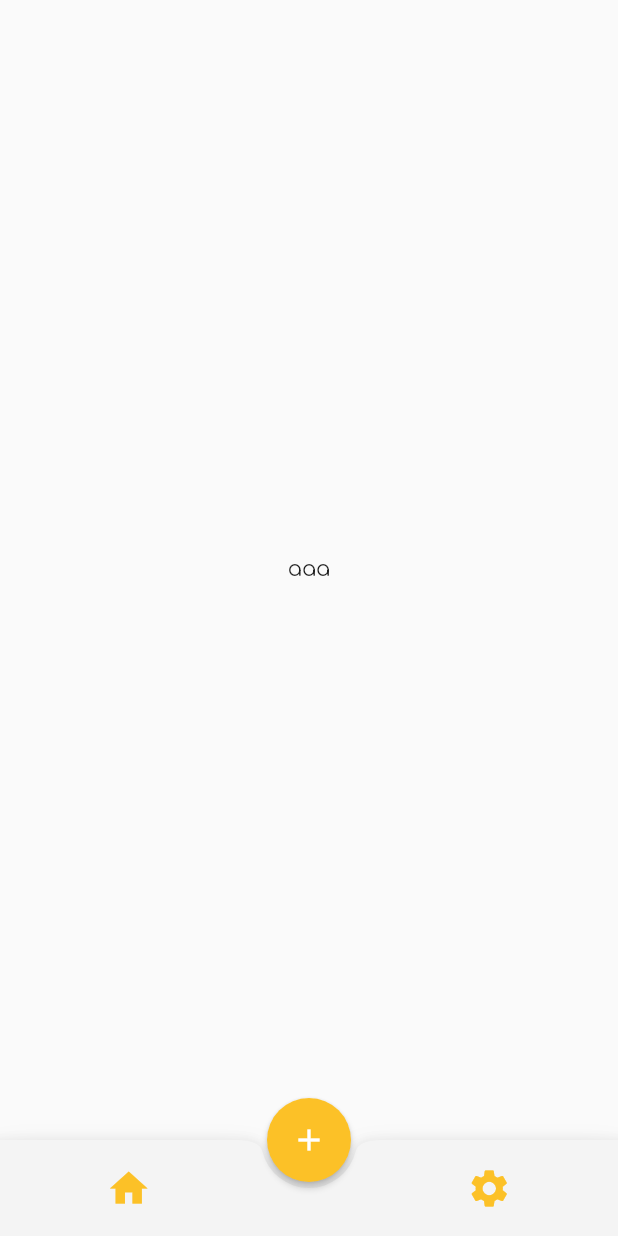
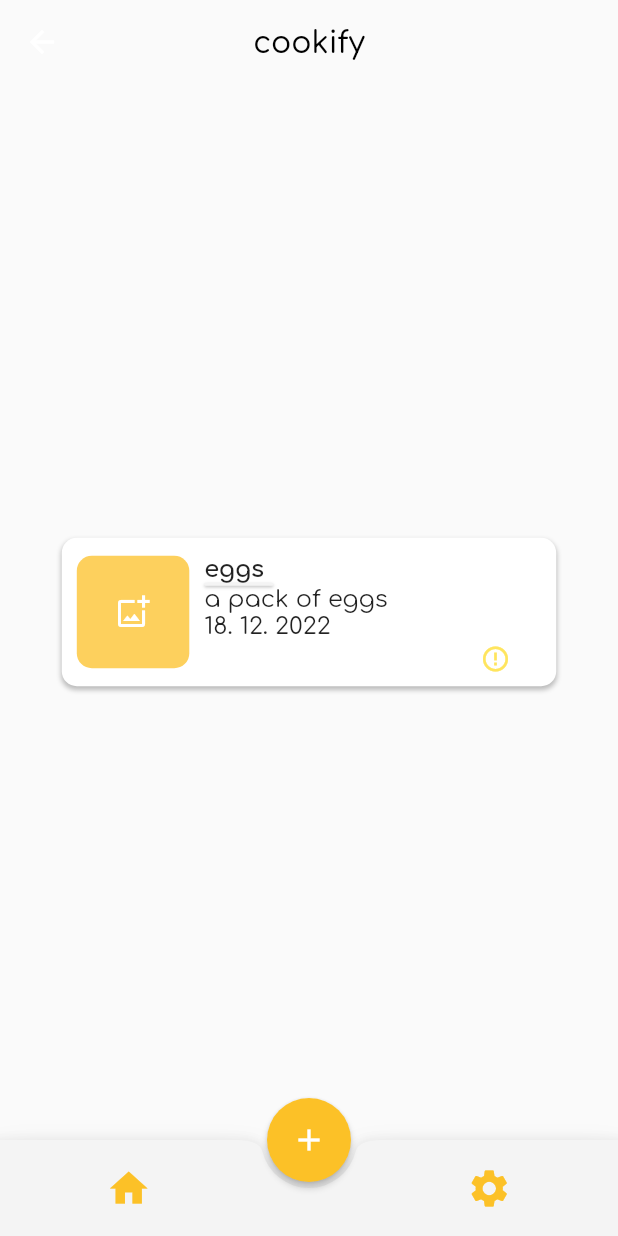
Before and after one commit to aeriotech/codeweek-app, a Flutter app: the HomeScreen screen opened by its route, on a phone screen of 412 x 824 dp. Run offline on Flutter 3.47's test engine with Material 2 defaults, Android fonts, the phone set to English and light mode, and no system bars; our stand-ins replace google_fonts.

Commit message:
Create item component

```diff
--- a/lib/screens/home.screen.dart
+++ b/lib/screens/home.screen.dart
@@ -1,4 +1,5 @@
 import 'package:cookify/widgets/cookify.scaffold.dart';
+import 'package:cookify/widgets/item.component.dart';
 import 'package:flutter/material.dart';
 
 class HomeScreen extends StatefulWidget {
@@ -15,7 +16,12 @@ class _HomeScreenState extends State<HomeScreen> {
   Widget build(BuildContext context) {
     return const CookifyScaffold(
       body: Center(
-        child: Text('aaa'),
+        child: ItemComponent(
+          name: 'eggs',
+          description: 'a pack of eggs',
+          expirationDate: '18. 12. 2022',
+          imageUrl: 'htps://cdn.discordapp.com/attachments/786236384837894146/888784957609242624/Salcjka.png'
+        )
       )
     );
   }
--- a/lib/utils/constants/colors.dart
+++ b/lib/utils/constants/colors.dart
@@ -2,5 +2,8 @@ import 'package:flutter/material.dart';
 
 class CookifyColors {
   static const Color yellow = Color(0xFFFCC127);
+  static const Color yellow2 = Color(0xFFFDD05D);
+  static const Color yellow3 = Color(0xFFFFE55E);
+  static const Color blue = Color(0xFF6AB8FF);
   static const Color navBg = Color(0xFFF4F4F4);
 }
--- a/lib/widgets/cookify.scaffold.dart
+++ b/lib/widgets/cookify.scaffold.dart
@@ -11,6 +11,13 @@ class CookifyScaffold extends StatelessWidget {
   Widget build(BuildContext context) {
     var width = MediaQuery.of(context).size.width;
     return Scaffold(
+      appBar: AppBar(
+        title: const Text('cookify', style: TextStyle(color: Colors.black,),),
+        centerTitle: true,
+        backgroundColor: Colors.transparent,
+        elevation: 0,
+        leading: null,
+      ),
       body: body,
       floatingActionButtonLocation: FloatingActionButtonLocation.centerDocked,
       floatingActionButton: FloatingActionButton(
--- /dev/null
+++ b/lib/widgets/item.component.dart
@@ -0,0 +1,136 @@
+import 'package:cookify/utils/constants/colors.dart';
+import 'package:cookify/widgets/seperator.widget.dart';
+import 'package:flutter/material.dart';
+
+class ItemComponent extends StatelessWidget {
+  const ItemComponent({Key? key,
+    required this.name,
+    required this.description,
+    required this.expirationDate,
+    required this.imageUrl,
+    this.itemCount,
+  })
+      : super(key: key);
+
+  final String name;
+  final String description;
+  final String expirationDate;
+  final String imageUrl;
+  final String? itemCount;
+
+  @override
+  Widget build(BuildContext context) {
+    var width = MediaQuery.of(context).size.width;
+    var height = MediaQuery.of(context).size.height;
+    return Container(
+      width: width * 0.8,
+      height: height * 0.12,
+      decoration: BoxDecoration(
+          color: Colors.white,
+          borderRadius: BorderRadius.circular(10.0),
+          boxShadow: [
+            BoxShadow(
+                offset: const Offset(0, 2.0),
+                blurRadius: 2.0,
+                color: Colors.black.withOpacity(0.25))
+          ]),
+      child: Row(
+        children: [
+          const SizedBox(
+            width: 10.0,
+          ),
+          SizedBox(
+            width: 75.0,
+            height: 75.0,
+            child: imageUrl.startsWith('http')
+                ? Image.network(imageUrl)
+                : Container(
+                    decoration: BoxDecoration(
+                      color: CookifyColors.yellow2,
+                      borderRadius: BorderRadius.circular(10.0),
+                    ),
+                    child: const Icon(Icons.add_photo_alternate_outlined,
+                        color: Colors.white),
+                  ),
+          ),
+          const SizedBox(
+            width: 10,
+          ),
+          SizedBox(
+            height: 75.0,
+            child: Column(
+              mainAxisAlignment: MainAxisAlignment.start,
+              crossAxisAlignment: CrossAxisAlignment.start,
+              children: [
+                Text(
+                  name,
+                  style: const TextStyle(
+                    fontSize: 16.0,
+                    fontWeight: FontWeight.bold,
+                  ),
+                ),
+                const CookifySeperator(
+                  width: 46.0,
+                ),
+                Text(
+                  description,
+                  style: const TextStyle(
+                    fontSize: 16.0,
+                  ),
+                ),
+                Text(
+                  expirationDate,
+                  style: const TextStyle(
+                    fontSize: 16.0,
+                  ),
+                ),
+              ],
+            ),
+          ),
+          const SizedBox(
+            width: 10,
+          ),
+          SizedBox(
+              height: height * 0.12,
+              width: 80,
+              child: Stack(
+                children: [
+                  Visibility(
+                    visible: itemCount != null,
+                    child: Padding(
+                      padding: const EdgeInsets.all(8.0),
+                      child: Align(
+                        alignment: Alignment.topRight,
+                        child: Container(
+                          width: 20.0,
+                          height: 20.0,
+                          decoration: const BoxDecoration(
+                              color: CookifyColors.blue, shape: BoxShape.circle),
+                          child: Align(
+                              alignment: Alignment.center,
+                              child: Text(
+                                itemCount ?? '1',
+                                style: const TextStyle(
+                                    fontSize: 12.0, color: Colors.white),
+                              )),
+                        ),
+                      ),
+                    ),
+                  ),
+                  const Padding(
+                    padding: EdgeInsets.all(8.0),
+                    child: Align(
+                        alignment: Alignment.bottomRight,
+                        child: Icon(
+                          Icons.error_outline,
+                          color: CookifyColors.yellow3,
+                          size: 20.0,
+                        )),
+                  ),
+                ],
+              )),
+        ],
+      ),
+    );
+  }
+}
--- /dev/null
+++ b/lib/widgets/seperator.widget.dart
@@ -0,0 +1,26 @@
+import 'package:flutter/material.dart';
+
+class CookifySeperator extends StatelessWidget {
+  const CookifySeperator({Key? key, required this.width}) : super(key: key);
+
+  final double? width;
+
+  @override
+  Widget build(BuildContext context) {
+    return Container(
+      width: width,
+      height: 2.0,
+      decoration: BoxDecoration(
+        color: const Color(0xFFF4F4F4),
+        borderRadius: BorderRadius.circular(10.0),
+        boxShadow: [
+          BoxShadow(
+            offset: const Offset(0, 1),
+            blurRadius: 1,
+            color: Colors.black.withOpacity(0.25)
+          )
+        ]
+      ),
+    );
+  }
+}
```
